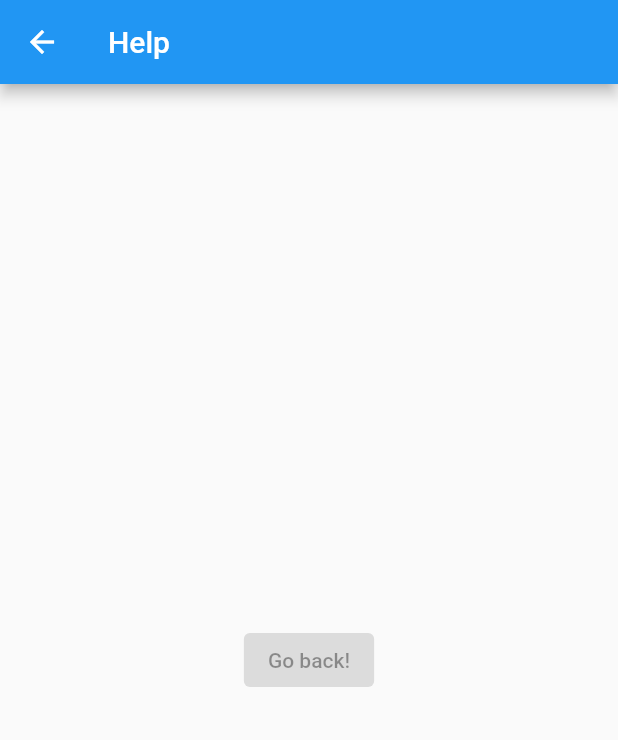
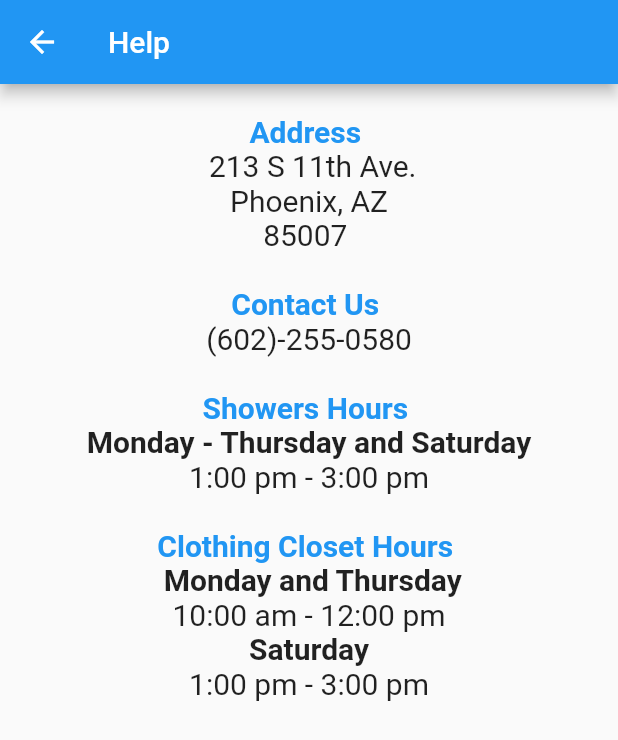
Before and after one commit to elizabethrlemar/AndreHouse, a Flutter app: the GuestHelpPage screen opened directly, on a phone screen of 412 x 824 dp. Shown: the top 740 px of the screen. Run offline on Flutter 3.47's test engine with Material 2 defaults, Android fonts, the phone set to English and light mode, and no system bars.

Commit message:
Added information to help page and added navigation from guest home page

```diff
--- a/lib/GuestPages/help_page.dart
+++ b/lib/GuestPages/help_page.dart
@@ -12,12 +12,67 @@ class _HelpState extends State<GuestHelpPage> {
       appBar: AppBar(
         title: const Text('Help'),
       ),
-      body: Center(
-        child: ElevatedButton(
-          onPressed: null,
-          child: const Text('Go back!'),
-        ),
-      ),
-    );
+      body: ListView(
+            children: <Widget>[
+              Container(
+                child: Container(
+                  alignment: Alignment.center,
+                  padding:const EdgeInsets.all(20),
+                  child: Column(
+                    children: <Widget> [
+                      Container(
+                        child: Text("Address ", style: TextStyle(fontSize: 20, fontWeight: FontWeight.bold, color: Colors.blue)),
+                      ),
+                      Container(
+                        child: Text(" 213 S 11th Ave.", style: TextStyle(fontSize: 20),),
+                      ),
+                      Container(
+                        child: Text("Phoenix, AZ", style: TextStyle(fontSize: 20),),
+                      ),
+                      Container(
+                        child: Text("85007 \n", style: TextStyle(fontSize: 20),),
+                      ),
+                      Container(
+                        child: Text("Contact Us ", style: TextStyle(fontSize: 20, fontWeight: FontWeight.bold, color: Colors.blue),),
+                      ),
+                      Container(
+                        child: Text("(602)-255-0580\n", style: TextStyle(fontSize: 20),),
+                      ),
+                      Container(
+                        child: Text("Showers Hours ", style: TextStyle(fontSize: 20, fontWeight: FontWeight.bold, color: Colors.blue),),
+                      ),
+                      Container(
+                        child: Text("Monday - Thursday and Saturday", style: TextStyle(fontSize: 20, fontWeight: FontWeight.bold),),
+                      ),
+                      Container(
+                        child: Text("1:00 pm - 3:00 pm\n", style: TextStyle(fontSize: 20),),
+                      ),
+                      Container(
+                        child: Text("Clothing Closet Hours ", style: TextStyle(fontSize: 20, fontWeight: FontWeight.bold,color: Colors.blue),),
+                      ),
+                      Container(
+                        child: Text(" Monday and Thursday", style: TextStyle(fontSize: 20,fontWeight: FontWeight.bold)
+                        )
+                      ),
+                      Container(
+                          child: Text("10:00 am - 12:00 pm", style: TextStyle(fontSize: 20,)
+                          )
+                      ),
+                      Container(
+                          child: Text("Saturday", style: TextStyle(fontSize: 20, fontWeight: FontWeight.bold)
+                          )
+                      ),
+                      Container(
+                          child: Text("1:00 pm - 3:00 pm\n", style: TextStyle(fontSize: 20,)
+                          )
+                      ),
+                    ],
+                  ),
+                ),
+              )
+            ],
+
+          ),
+      );
   }
 }
--- a/lib/login_page.dart
+++ b/lib/login_page.dart
@@ -63,7 +63,7 @@ class HomeScreenState extends State<HomeScreen> {
                         child: Padding(
                           padding: const EdgeInsets.all(8.0),
                           child: Image.asset(
-                            "images/flutter-logo.png",
+                            "app_icon_1024.png",
                             width: 80,
                             height: 80,
                           ),
--- a/lib/main.dart
+++ b/lib/main.dart
@@ -1,11 +1,12 @@
 
+import 'package:andre_house/GuestPages/help_page.dart';
 import 'package:flutter/material.dart';
 import 'package:andre_house/UI/input_field.dart';
 import 'package:andre_house/StaffPages/staff_homepage.dart';
 import 'package:andre_house/GuestPages/guest_homepage.dart';
 import 'login_page.dart';
 import 'GuestPages/guest_signup.dart';
-
+import 'GuestPages/help_page.dart';
 void main() async=> runApp(const MyApp());
 
 class MyApp extends StatelessWidget {
```
